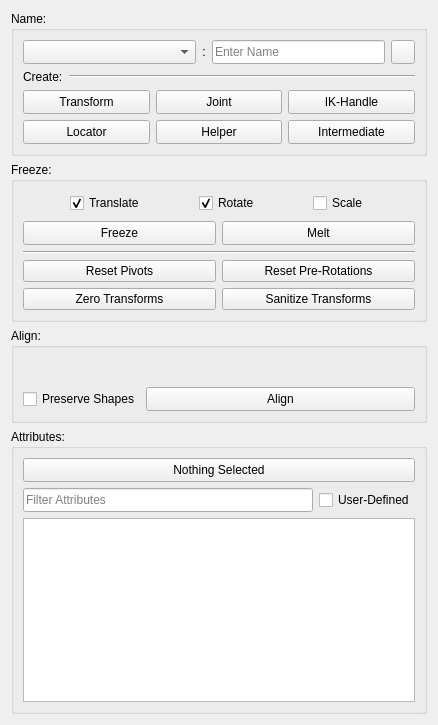
Above: ui/tabs/qcreatetab.ui from bhsingleton/rigomatic before the change. Below: the same form after it.
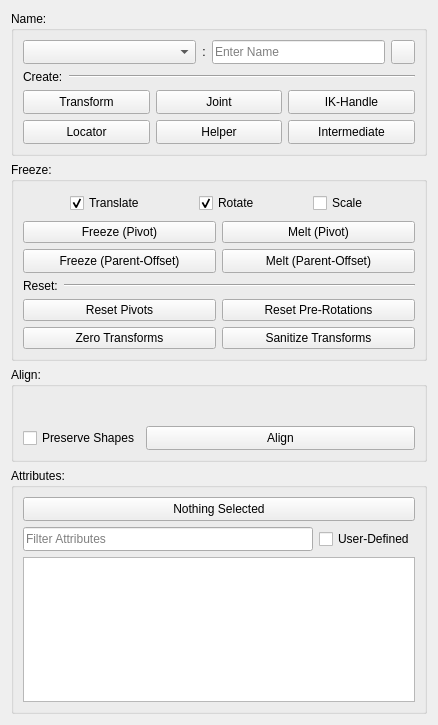
That is the form after the change. Custom widgets are drawn as their Qt base class.

Commit message: Adding legacy freeze transformations for accessibility.

What changed in the file:
```diff
--- a/ui/tabs/qcreatetab.ui
+++ b/ui/tabs/qcreatetab.ui
@@ -347,6 +347,88 @@
       <string>Freeze:</string>
      </property>
      <layout class="QGridLayout" name="gridLayout">
+      <item row="8" column="1">
+       <widget class="QPushButton" name="resetPreRotationsPushButton">
+        <property name="toolTip">
+         <string>Resets the pre-rotations on the selected nodes.</string>
+        </property>
+        <property name="text">
+         <string>Reset Pre-Rotations</string>
+        </property>
+       </widget>
+      </item>
+      <item row="9" column="1">
+       <widget class="QPushButton" name="sanitizeTransformsPushButton">
+        <property name="text">
+         <string>Sanitize Transforms</string>
+        </property>
+       </widget>
+      </item>
+      <item row="2" column="1">
+       <widget class="QPushButton" name="meltParentOffsetsPushButton">
+        <property name="minimumSize">
+         <size>
+          <width>0</width>
+          <height>24</height>
+         </size>
+        </property>
+        <property name="maximumSize">
+         <size>
+          <width>16777215</width>
+          <height>24</height>
+         </size>
+        </property>
+        <property name="toolTip">
+         <string>Un-freezes the transforms on the selected nodes.</string>
+        </property>
+        <property name="text">
+         <string>Melt (Parent-Offset)</string>
+        </property>
+       </widget>
+      </item>
+      <item row="1" column="0">
+       <widget class="QPushButton" name="freezePivotsPushButton">
+        <property name="text">
+         <string>Freeze (Pivot)</string>
+        </property>
+       </widget>
+      </item>
+      <item row="2" column="0">
+       <widget class="QPushButton" name="freezeParentOffsetsPushButton">
+        <property name="minimumSize">
+         <size>
+          <width>0</width>
+          <height>24</height>
+         </size>
+        </property>
+        <property name="maximumSize">
+         <size>
+          <width>16777215</width>
+          <height>24</height>
+         </size>
+        </property>
+        <property name="toolTip">
+         <string>Freezes the transforms on the selected nodes.</string>
+        </property>
+        <property name="text">
+         <string>Freeze (Parent-Offset)</string>
+        </property>
+       </widget>
+      </item>
+      <item row="1" column="1">
+       <widget class="QPushButton" name="meltPivotsPushButton">
+        <property name="text">
+         <string>Melt (Pivot)</string>
+        </property>
+       </widget>
+      </item>
+      <item row="9" column="0">
+       <widget class="QPushButton" name="zeroTransformsPushButton">
+        <property name="text">
+         <string>Zero Transforms</string>
+        </property>
+       </widget>
+      </item>
       <item row="0" column="0" colspan="2">
        <widget class="QWidget" name="freezeInteropWidget" native="true">
         <property name="sizePolicy">
@@ -480,68 +562,7 @@
         </layout>
        </widget>
       </item>
-      <item row="2" column="0" colspan="2">
-       <widget class="Line" name="freezeLine">
-        <property name="orientation">
-         <enum>Qt::Horizontal</enum>
-        </property>
-       </widget>
-      </item>
-      <item row="4" column="1">
-       <widget class="QPushButton" name="resetPreRotationsPushButton">
-        <property name="toolTip">
-         <string>Resets the pre-rotations on the selected nodes.</string>
-        </property>
-        <property name="text">
-         <string>Reset Pre-Rotations</string>
-        </property>
-       </widget>
-      </item>
-      <item row="1" column="1">
-       <widget class="QPushButton" name="meltPushButton">
-        <property name="minimumSize">
-         <size>
-          <width>0</width>
-          <height>24</height>
-         </size>
-        </property>
-        <property name="maximumSize">
-         <size>
-          <width>16777215</width>
-          <height>24</height>
-         </size>
-        </property>
-        <property name="toolTip">
-         <string>Un-freezes the transforms on the selected nodes.</string>
-        </property>
-        <property name="text">
-         <string>Melt</string>
-        </property>
-       </widget>
-      </item>
-      <item row="1" column="0">
-       <widget class="QPushButton" name="freezePushButton">
-        <property name="minimumSize">
-         <size>
-          <width>0</width>
-          <height>24</height>
-         </size>
-        </property>
-        <property name="maximumSize">
-         <size>
-          <width>16777215</width>
-          <height>24</height>
-         </size>
-        </property>
-        <property name="toolTip">
-         <string>Freezes the transforms on the selected nodes.</string>
-        </property>
-        <property name="text">
-         <string>Freeze</string>
-        </property>
-       </widget>
-      </item>
-      <item row="4" column="0">
+      <item row="8" column="0">
        <widget class="QPushButton" name="resetPivotsPushButton">
         <property name="toolTip">
          <string>Resets the pivots on the selected nodes.</string>
@@ -551,18 +572,54 @@
         </property>
        </widget>
       </item>
-      <item row="5" column="1">
-       <widget class="QPushButton" name="sanitizeTransformsPushButton">
-        <property name="text">
-         <string>Sanitize Transforms</string>
+      <item row="3" column="0" colspan="2">
+       <widget class="QWidget" name="resetDivider" native="true">
+        <property name="sizePolicy">
+         <sizepolicy hsizetype="Expanding" vsizetype="Minimum">
+          <horstretch>0</horstretch>
+          <verstretch>0</verstretch>
+         </sizepolicy>
         </property>
-       </widget>
-      </item>
-      <item row="5" column="0">
-       <widget class="QPushButton" name="zeroTransformsPushButton">
-        <property name="text">
-         <string>Zero Transforms</string>
-        </property>
+        <layout class="QHBoxLayout" name="horizontalLayout_6">
+         <property name="leftMargin">
+          <number>0</number>
+         </property>
+         <property name="topMargin">
+          <number>0</number>
+         </property>
+         <property name="rightMargin">
+          <number>0</number>
+         </property>
+         <property name="bottomMargin">
+          <number>0</number>
+         </property>
+         <item>
+          <widget class="QLabel" name="resetLabel">
+           <property name="sizePolicy">
+            <sizepolicy hsizetype="Minimum" vsizetype="Preferred">
+             <horstretch>0</horstretch>
+             <verstretch>0</verstretch>
+            </sizepolicy>
+           </property>
+           <property name="text">
+            <string>Reset:</string>
+           </property>
+          </widget>
+         </item>
+         <item>
+          <widget class="Line" name="resetLine">
+           <property name="sizePolicy">
+            <sizepolicy hsizetype="Expanding" vsizetype="Fixed">
+             <horstretch>0</horstretch>
+             <verstretch>0</verstretch>
+            </sizepolicy>
+           </property>
+           <property name="orientation">
+            <enum>Qt::Horizontal</enum>
+           </property>
+          </widget>
+         </item>
+        </layout>
        </widget>
       </item>
      </layout>
```
The commit also changes 1 other file.
